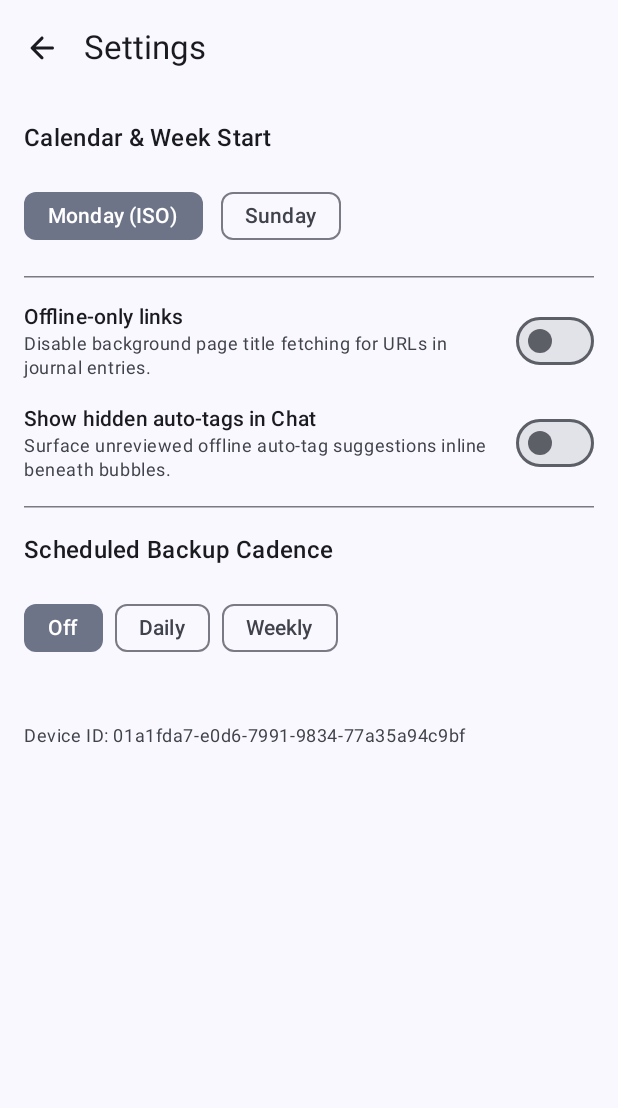
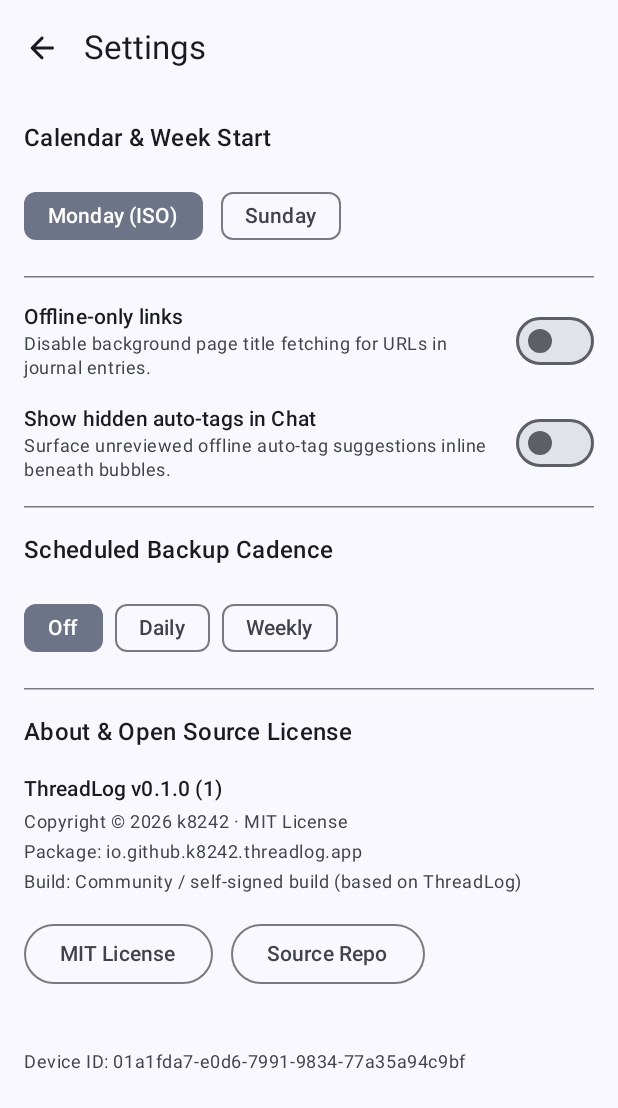
Before and after one commit to k8242/public_agentai, an Android app built with Jetpack Compose: the SettingsScreen screen opened through its navigation route, on a phone screen of 412 x 824 dp. Shown: the top 1108 px of the screen. Run offline under Robolectric (Android 15) with nearby library versions, the phone set to English and light mode, and no system bars; our stand-ins replace Dagger/Hilt's generated code, paging; pictures from the network do not load; 4 statements that could not run were skipped.

Commit message:
feat(android_journal): bundle MIT license asset and add About & Licenses UI

```diff
--- /dev/null
+++ b/android_journal/app/src/main/kotlin/io/github/k8242/threadlog/app/ui/settings/BuildProvenance.kt
@@ -0,0 +1,95 @@
+// Copyright (c) 2026 k8242
+// SPDX-License-Identifier: MIT
+
+package io.github.k8242.threadlog.app.ui.settings
+
+import android.content.Context
+import android.content.pm.PackageManager
+import android.os.Build
+import io.github.k8242.threadlog.app.BuildConfig
+import java.security.MessageDigest
+import java.util.Locale
+
+enum class BuildSignatureStatus(val label: String) {
+    OFFICIAL("Official signed release"),
+    DEBUG("Debug build (local / CI)"),
+    UNOFFICIAL("Unofficial build (based on ThreadLog)"),
+    UNVERIFIED("Community / self-signed build (based on ThreadLog)"),
+}
+
+object BuildProvenance {
+
+    fun normalizeSha256(value: String): String = value
+        .replace(":", "")
+        .replace(" ", "")
+        .trim()
+        .lowercase(Locale.ROOT)
+
+    fun classifyBuildSignature(
+        isDebugBuild: Boolean,
+        expectedSha256: String,
+        actualSha256s: Set<String>,
+    ): BuildSignatureStatus {
+        val normalizedExpected = normalizeSha256(expectedSha256)
+        if (normalizedExpected.isEmpty()) {
+            return if (isDebugBuild) BuildSignatureStatus.DEBUG else BuildSignatureStatus.UNVERIFIED
+        }
+        val normalizedActual = actualSha256s.map(::normalizeSha256).toSet()
+        return if (normalizedExpected in normalizedActual) {
+            BuildSignatureStatus.OFFICIAL
+        } else {
+            BuildSignatureStatus.UNOFFICIAL
+        }
+    }
+
+    fun inspectCurrentBuild(context: Context): BuildSignatureStatus = classifyBuildSignature(
+        isDebugBuild = BuildConfig.DEBUG,
+        expectedSha256 = BuildConfig.OFFICIAL_RELEASE_CERT_SHA256,
+        actualSha256s = readSigningCertSha256s(context),
+    )
+
+    @Suppress("DEPRECATION")
+    fun readSigningCertSha256s(context: Context): Set<String> = runCatching {
+        val pm = context.packageManager
+        val signatures = if (Build.VERSION.SDK_INT >= Build.VERSION_CODES.P) {
+            val info = pm.getPackageInfo(
+                context.packageName,
+                PackageManager.GET_SIGNING_CERTIFICATES,
+            )
+            val signingInfo = info.signingInfo
+            when {
+                signingInfo == null -> emptyArray()
+                signingInfo.hasMultipleSigners() -> signingInfo.apkContentsSigners
+                else -> signingInfo.signingCertificateHistory
+            }
+        } else {
+            val info = pm.getPackageInfo(
+                context.packageName,
+                PackageManager.GET_SIGNATURES,
+            )
+            info.signatures ?: emptyArray()
+        }
+        val digest = MessageDigest.getInstance("SHA-256")
+        signatures.mapTo(LinkedHashSet()) { sig ->
+            digest.reset()
+            digest.digest(sig.toByteArray()).joinToString(separator = "") { b ->
+                "%02x".format(Locale.ROOT, b)
+            }
+        }
+    }.getOrDefault(emptySet())
+
+    fun readBundledLicenseAndNotice(context: Context): String {
+        val notice = readAssetOrNull(context, "NOTICE.txt")
+        val license = readAssetOrNull(context, "LICENSE.txt")
+        return listOfNotNull(notice, license)
+            .joinToString(separator = "\n\n---\n\n")
+            .ifBlank { FALLBACK_LICENSE_SUMMARY }
+    }
+
+    private fun readAssetOrNull(context: Context, assetName: String): String? = runCatching {
+        context.assets.open(assetName).bufferedReader(Charsets.UTF_8).use { it.readText().trim() }
+    }.getOrNull()?.takeIf { it.isNotEmpty() }
+
+    private const val FALLBACK_LICENSE_SUMMARY: String =
+        "ThreadLog — Copyright (c) 2026 k8242\nLicensed under the MIT License.\nUpstream: https://github.com/k8242/public_agentai"
+}
--- a/android_journal/app/src/main/kotlin/io/github/k8242/threadlog/app/ui/settings/SettingsScreen.kt
+++ b/android_journal/app/src/main/kotlin/io/github/k8242/threadlog/app/ui/settings/SettingsScreen.kt
@@ -15,26 +15,36 @@ import androidx.compose.foundation.rememberScrollState
 import androidx.compose.foundation.verticalScroll
 import androidx.compose.material.icons.Icons
 import androidx.compose.material.icons.automirrored.rounded.ArrowBack
+import androidx.compose.material3.AlertDialog
 import androidx.compose.material3.ExperimentalMaterial3Api
 import androidx.compose.material3.FilterChip
 import androidx.compose.material3.HorizontalDivider
 import androidx.compose.material3.Icon
 import androidx.compose.material3.IconButton
 import androidx.compose.material3.MaterialTheme
+import androidx.compose.material3.OutlinedButton
 import androidx.compose.material3.Scaffold
 import androidx.compose.material3.Switch
 import androidx.compose.material3.Text
+import androidx.compose.material3.TextButton
 import androidx.compose.material3.TopAppBar
 import androidx.compose.runtime.Composable
 import androidx.compose.runtime.getValue
+import androidx.compose.runtime.mutableStateOf
+import androidx.compose.runtime.remember
+import androidx.compose.runtime.setValue
 import androidx.compose.ui.Alignment
 import androidx.compose.ui.Modifier
+import androidx.compose.ui.platform.LocalContext
+import androidx.compose.ui.platform.LocalUriHandler
+import androidx.compose.ui.text.font.FontFamily
 import androidx.compose.ui.text.font.FontWeight
 import androidx.compose.ui.unit.dp
 import androidx.hilt.navigation.compose.hiltViewModel
 import androidx.lifecycle.ViewModel
 import androidx.lifecycle.compose.collectAsStateWithLifecycle
 import androidx.lifecycle.viewModelScope
+import io.github.k8242.threadlog.app.BuildConfig
 import io.github.k8242.threadlog.core.model.BackupCadence
 import io.github.k8242.threadlog.core.model.UserSettings
 import io.github.k8242.threadlog.core.model.WeekStart
@@ -93,6 +103,13 @@ fun SettingsScreen(
     viewModel: SettingsViewModel = hiltViewModel(),
 ) {
     val userSettings by viewModel.settings.collectAsStateWithLifecycle()
+    val context = LocalContext.current
+    val uriHandler = LocalUriHandler.current
+    val signatureStatus = remember(context) { BuildProvenance.inspectCurrentBuild(context) }
+    val bundledLicenseText = remember(context) {
+        BuildProvenance.readBundledLicenseAndNotice(context)
+    }
+    var showLicenseDialog by remember { mutableStateOf(false) }
 
     Scaffold(
         modifier = modifier.fillMaxSize(),
@@ -177,6 +194,48 @@ fun SettingsScreen(
                 }
             }
 
+            HorizontalDivider()
+
+            Text(
+                text = "About & Open Source License",
+                style = MaterialTheme.typography.titleMedium,
+                fontWeight = FontWeight.SemiBold,
+            )
+            Column(verticalArrangement = Arrangement.spacedBy(4.dp)) {
+                Text(
+                    text = "ThreadLog v${BuildConfig.VERSION_NAME} (${BuildConfig.VERSION_CODE})",
+                    style = MaterialTheme.typography.titleSmall,
+                    fontWeight = FontWeight.Medium,
+                )
+                Text(
+                    text = "Copyright © 2026 k8242 · MIT License",
+                    style = MaterialTheme.typography.bodySmall,
+                    color = MaterialTheme.colorScheme.onSurfaceVariant,
+                )
+                Text(
+                    text = "Package: ${BuildConfig.APPLICATION_ID}",
+                    style = MaterialTheme.typography.bodySmall,
+                    color = MaterialTheme.colorScheme.onSurfaceVariant,
+                )
+                Text(
+                    text = "Build: ${signatureStatus.label}",
+                    style = MaterialTheme.typography.bodySmall,
+                    color = MaterialTheme.colorScheme.onSurfaceVariant,
+                )
+            }
+            Row(horizontalArrangement = Arrangement.spacedBy(12.dp)) {
+                OutlinedButton(onClick = { showLicenseDialog = true }) {
+                    Text("MIT License")
+                }
+                OutlinedButton(
+                    onClick = {
+                        runCatching { uriHandler.openUri(BuildConfig.UPSTREAM_REPO_URL) }
+                    },
+                ) {
+                    Text("Source Repo")
+                }
+            }
+
             Spacer(modifier = Modifier.height(8.dp))
             if (userSettings.deviceId.isNotBlank()) {
                 Text(
@@ -186,6 +245,27 @@ fun SettingsScreen(
                 )
             }
         }
+    }
+
+    if (showLicenseDialog) {
+        AlertDialog(
+            onDismissRequest = { showLicenseDialog = false },
+            title = { Text("ThreadLog — MIT License") },
+            text = {
+                Column(modifier = Modifier.verticalScroll(rememberScrollState())) {
+                    Text(
+                        text = bundledLicenseText,
+                        style = MaterialTheme.typography.bodySmall,
+                        fontFamily = FontFamily.Monospace,
+                    )
+                }
+            },
+            confirmButton = {
+                TextButton(onClick = { showLicenseDialog = false }) {
+                    Text("Close")
+                }
+            },
+        )
     }
 }
 
```
Also changed, not shown: android_journal/app/build.gradle.kts (+22 -0 lines), android_journal/app/src/main/assets/NOTICE.txt (added, +10 -0 lines), android_journal/app/src/main/assets/LICENSE.txt (added), 1 other file.
